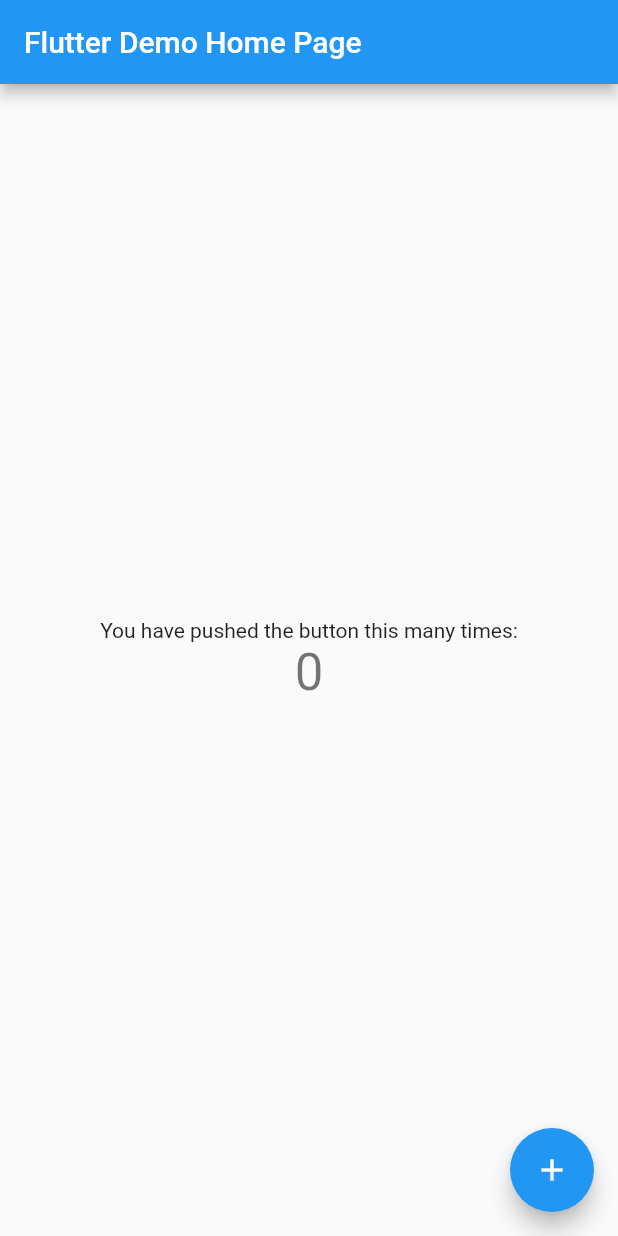
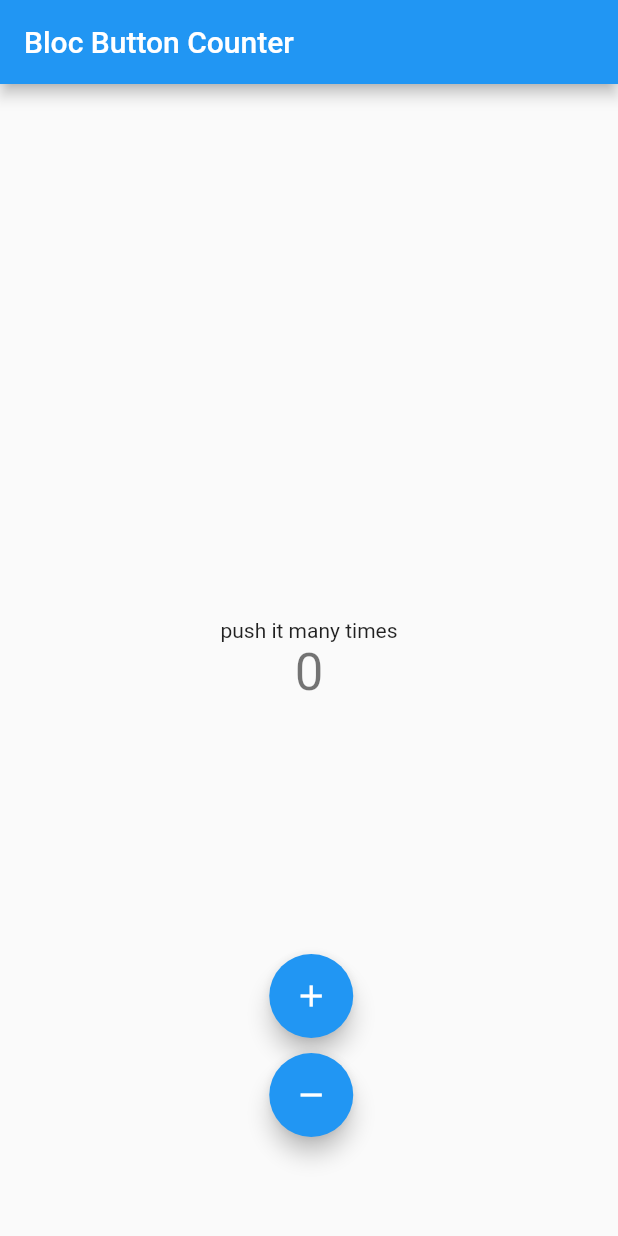
Before and after one commit to RYgithub1/blocker_v4_button_counter, a Flutter app: the screen it shows after launch, on a phone screen of 412 x 824 dp. Run offline on Flutter 3.47's test engine with Material 2 defaults, Android fonts, the phone set to English and light mode, and no system bars.

Commit message:
add_decrement

```diff
--- a/lib/main.dart
+++ b/lib/main.dart
@@ -1,8 +1,6 @@
 import 'package:flutter/material.dart';
 
-
 void main() {runApp(MyApp());}
-
 
 class MyApp extends StatelessWidget {
   @override
@@ -12,7 +10,7 @@ class MyApp extends StatelessWidget {
       theme: ThemeData(
         primarySwatch: Colors.blue,
       ),
-      home: MyHomePage(title: 'Flutter Demo Home Page'),
+      home: MyHomePage(title: 'Bloc Button Counter'),
     );
   }
 }
@@ -20,12 +18,11 @@ class MyApp extends StatelessWidget {
 
 
 class MyHomePage extends StatefulWidget {
-  MyHomePage({Key key, this.title}) : super(key: key);
+  MyHomePage({Key key, this.title}):super(key:key);
   final String title;
   @override
   _MyHomePageState createState() => _MyHomePageState();
 }
-
 
 
 class _MyHomePageState extends State<MyHomePage> {
@@ -35,7 +32,6 @@ class _MyHomePageState extends State<MyHomePage> {
       _counter++;
     });
   }
-
   @override
   Widget build(BuildContext context) {
     return Scaffold(
@@ -47,7 +43,7 @@ class _MyHomePageState extends State<MyHomePage> {
           mainAxisAlignment: MainAxisAlignment.center,
           children: <Widget>[
             Text(
-              'You have pushed the button this many times:',
+              'push it many times',
             ),
             Text(
               '$_counter',
@@ -56,10 +52,26 @@ class _MyHomePageState extends State<MyHomePage> {
           ],
         ),
       ),
-      floatingActionButton: FloatingActionButton(
-        onPressed: _incrementCounter,
-        tooltip: 'Increment',
-        child: Icon(Icons.add),
+      floatingActionButton: Center(
+        child: Padding(
+          padding: EdgeInsets.only(left:35, bottom: 50),
+          child: Column(
+            mainAxisAlignment: MainAxisAlignment.end,
+            children: <Widget>[
+              FloatingActionButton(
+                onPressed: _incrementCounter,
+                tooltip: 'Increment',
+                child: Icon(Icons.add),
+              ),
+              SizedBox(height: 10),
+              FloatingActionButton(
+                onPressed: _incrementCounter,
+                tooltip: 'Decrement',
+                child: Icon(Icons.remove),
+              ),
+            ],
+          ),
+        ),
       ),
     );
   }
```
